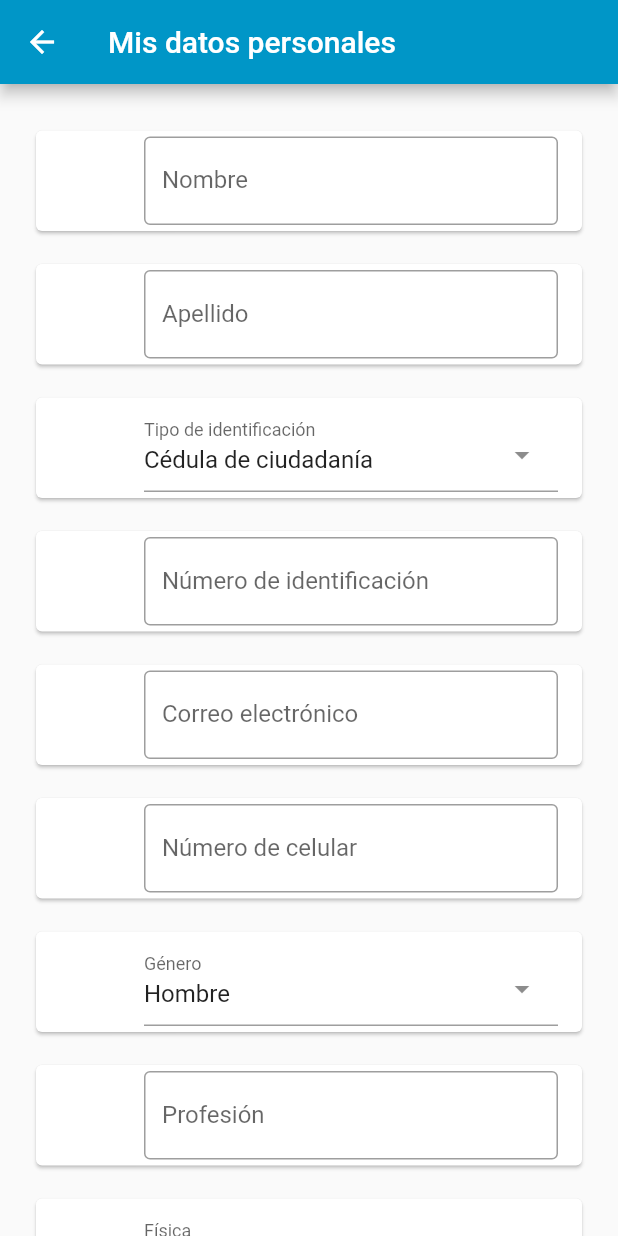
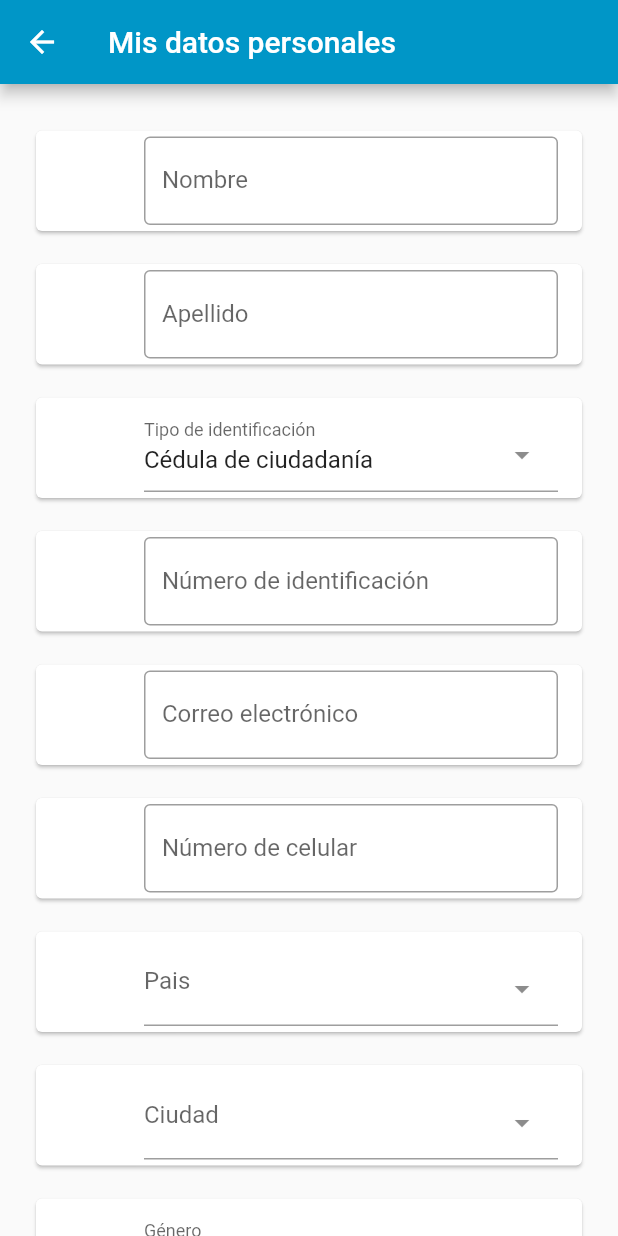
Before and after one commit to dorelysm/app_trabajo_discapacidades, a Flutter app: the RegistroNatPage screen opened by its route, on a phone screen of 412 x 824 dp. Run offline on Flutter 3.47's test engine with Material 2 defaults, Android fonts, the phone set to English and light mode, and no system bars; drawn by our look-alikes of select_form_field.

Commit message:
Registro SelectFormFields

```diff
--- a/lib/main.dart
+++ b/lib/main.dart
@@ -1,4 +1,4 @@
-import 'dart:convert';
+//import 'dart:convert';
 import 'package:flutter/material.dart';
 import 'package:trabajo_discapacidades/pages/consultas.dart';
 import 'package:trabajo_discapacidades/pages/home.dart';
--- a/lib/pages/registro_nat.dart
+++ b/lib/pages/registro_nat.dart
@@ -230,6 +230,30 @@ class _RegistroNatPageState extends State<RegistroNatPage> {
           null,
           SelectFormField(
             type: SelectFormFieldType.dropdown,
+            //initialValue: 'hombre',
+            labelText: 'Pais',
+            items: _paises,
+            onChanged: (val) => print(val),
+            onSaved: (val) => print(val),
+          )
+        ),
+
+        formItemsDesign(
+          null,
+          SelectFormField(
+            type: SelectFormFieldType.dropdown,
+            //initialValue: 'hombre',
+            labelText: 'Ciudad',
+            items: _ciudades,
+            onChanged: (val) => print(val),
+            onSaved: (val) => print(val),
+          )
+        ),
+
+        formItemsDesign(
+          null,
+          SelectFormField(
+            type: SelectFormFieldType.dropdown,
             initialValue: 'hombre',
             labelText: 'Género',
             items: _generos,
@@ -237,8 +261,6 @@ class _RegistroNatPageState extends State<RegistroNatPage> {
             onSaved: (val) => print(val),
           )
         ),
-
-        //Pais
 
         //Ciudad
 
```
